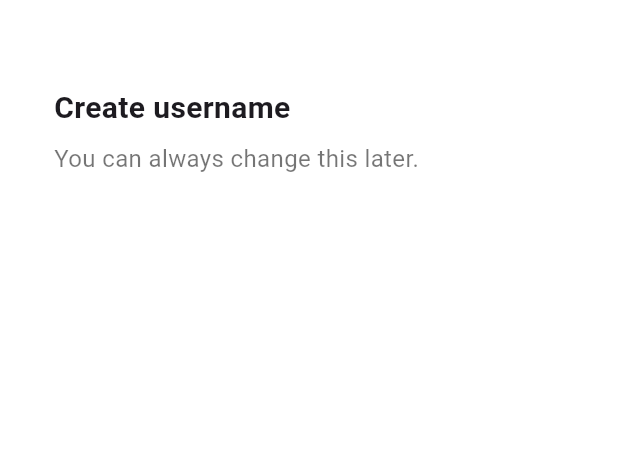
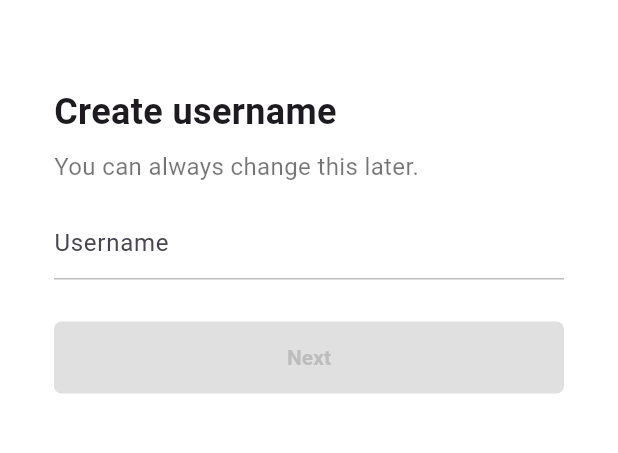
Before and after one commit to kanaheo/tiktok, a Flutter app: the screen it shows after launch, after a tap on "Use email & password", on a phone screen of 412 x 824 dp, the part 58-511 px from its top. Run offline on Flutter 3.47's test engine with Material 3 defaults, Android fonts, the phone set to English and light mode, and no system bars; our stand-ins replace font_awesome_flutter.

Commit message:
Make FormButton

```diff
--- a/lib/features/authentication/sign_up_screen.dart
+++ b/lib/features/authentication/sign_up_screen.dart
@@ -4,8 +4,8 @@ import 'package:flutter/widgets.dart';
 import 'package:font_awesome_flutter/font_awesome_flutter.dart';
 import 'package:tiktok_clone/constants/gaps.dart';
 import 'package:tiktok_clone/constants/sizes.dart';
-import 'package:tiktok_clone/features/authentication/email_screen.dart';
 import 'package:tiktok_clone/features/authentication/login_screen.dart';
+import 'package:tiktok_clone/features/authentication/username_screen.dart';
 import 'package:tiktok_clone/features/authentication/widgets/auth_button.dart';
 
 class SignUpScreen extends StatelessWidget {
@@ -22,7 +22,7 @@ class SignUpScreen extends StatelessWidget {
   void _onEmailTap(BuildContext context) {
     Navigator.of(context).push(
       MaterialPageRoute(
-        builder: (context) => const EmailScreen(),
+        builder: (context) => const UsernameScreen(),
       ),
     );
   }
--- a/lib/features/authentication/username_screen.dart
+++ b/lib/features/authentication/username_screen.dart
@@ -0,0 +1,106 @@
+import 'package:flutter/material.dart';
+import 'package:flutter/widgets.dart';
+import 'package:tiktok_clone/constants/gaps.dart';
+import 'package:tiktok_clone/constants/sizes.dart';
+import 'package:tiktok_clone/features/authentication/email_screen.dart';
+import 'package:tiktok_clone/features/authentication/widgets/form_button.dart';
+
+class UsernameScreen extends StatefulWidget {
+  const UsernameScreen({super.key});
+
+  @override
+  State<UsernameScreen> createState() => _UsernameScreenState();
+}
+
+class _UsernameScreenState extends State<UsernameScreen> {
+  final TextEditingController _usernameController = TextEditingController();
+
+  String _username = "";
+
+  @override
+  void initState() {
+    super.initState();
+    _usernameController.addListener(() {
+      setState(() {
+        _username = _usernameController.text;
+      });
+    });
+  }
+
+  @override
+  void dispose() {
+    _usernameController.dispose();
+    super.dispose();
+  }
+
+  void onNextTap() {
+    if (_username.isEmpty) return;
+    Navigator.of(context).push(
+      MaterialPageRoute(
+        builder: (context) => const EmailScreen(),
+      ),
+    );
+  }
+
+  @override
+  Widget build(BuildContext context) {
+    return Scaffold(
+      appBar: AppBar(
+        title: const Text(
+          "Sign up",
+        ),
+      ),
+      body: Padding(
+        padding: const EdgeInsets.symmetric(
+          horizontal: Sizes.size36,
+        ),
+        child: Column(
+          crossAxisAlignment: CrossAxisAlignment.start,
+          children: [
+            Gaps.v40,
+            const Text(
+              "Create username",
+              style: TextStyle(
+                fontSize: Sizes.size24,
+                fontWeight: FontWeight.w700,
+              ),
+            ),
+            Gaps.v8,
+            const Text(
+              "You can always change this later.",
+              style: TextStyle(
+                fontSize: Sizes.size16,
+                color: Colors.black54,
+              ),
+            ),
+            Gaps.v16,
+            TextField(
+              controller: _usernameController,
+              decoration: InputDecoration(
+                hintText: "Username",
+                enabledBorder: UnderlineInputBorder(
+                  borderSide: BorderSide(
+                    color: Colors.grey.shade400,
+                  ),
+                ),
+                focusedBorder: UnderlineInputBorder(
+                  borderSide: BorderSide(
+                    color: Colors.grey.shade400,
+                  ),
+                ),
+              ),
+              cursorColor: Theme.of(context).primaryColor,
+            ),
+            Gaps.v28,
+            GestureDetector(
+              onTap: onNextTap,
+              child: FormButton(
+                disabled: _username.isEmpty,
+              ),
+            ),
+          ],
+        ),
+      ),
+    );
+  }
+}
--- /dev/null
+++ b/lib/features/authentication/widgets/form_button.dart
@@ -0,0 +1,40 @@
+import 'package:flutter/material.dart';
+import 'package:tiktok_clone/constants/sizes.dart';
+
+class FormButton extends StatelessWidget {
+  const FormButton({
+    super.key,
+    required this.disabled,
+  });
+
+  final bool disabled;
+
+  @override
+  Widget build(BuildContext context) {
+    return FractionallySizedBox(
+      widthFactor: 1,
+      child: AnimatedContainer(
+        padding: const EdgeInsets.symmetric(
+          vertical: Sizes.size16,
+        ),
+        decoration: BoxDecoration(
+          borderRadius: BorderRadius.circular(Sizes.size5),
+          color:
+              disabled ? Colors.grey.shade300 : Theme.of(context).primaryColor,
+        ),
+        duration: const Duration(milliseconds: 500),
+        child: AnimatedDefaultTextStyle(
+          duration: const Duration(milliseconds: 500),
+          style: TextStyle(
+            color: disabled ? Colors.grey.shade400 : Colors.white,
+            fontWeight: FontWeight.w600,
+          ),
+          child: const Text(
+            'Next',
+            textAlign: TextAlign.center,
+          ),
+        ),
+      ),
+    );
+  }
+}
```
Also changed, not shown: lib/features/authentication/email_screen.dart (+50 -12 lines).
